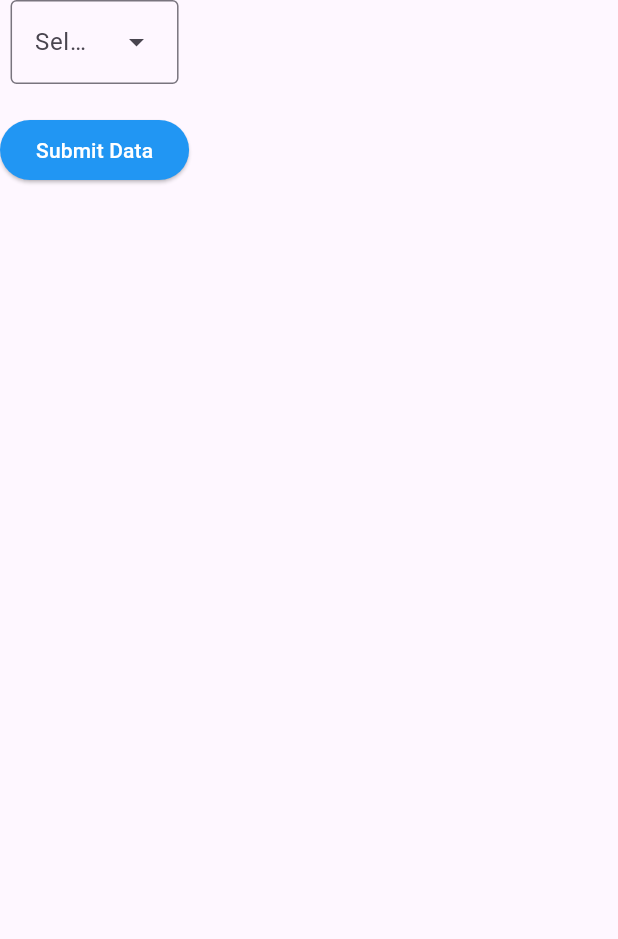
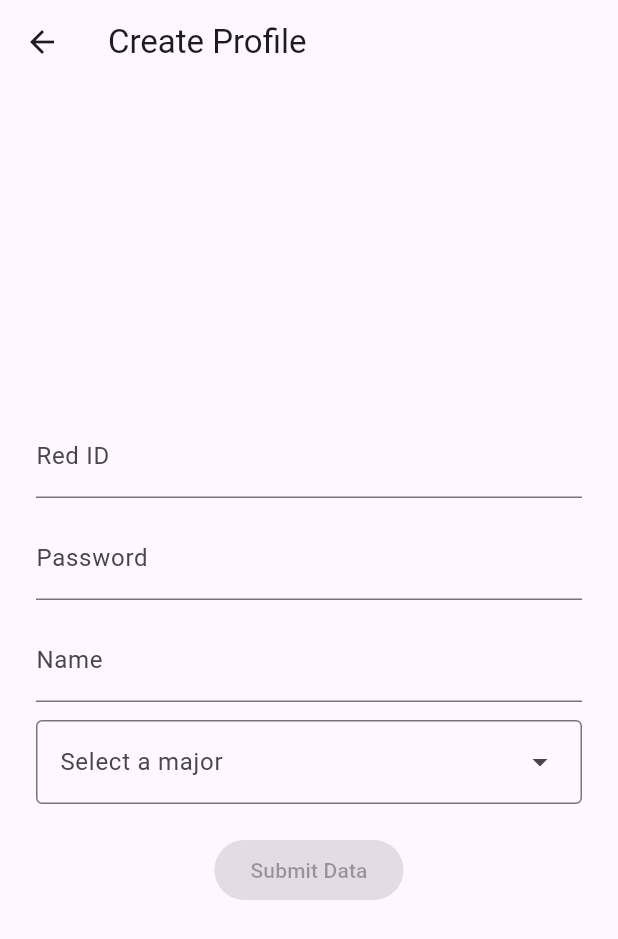
Before and after one commit to Deismus/Group6Project, a Flutter app: the screen it shows after launch, after a tap on "Register", on a phone screen of 412 x 824 dp. Shown: the top 939 px of the screen. Run offline on Flutter 3.47's test engine with Material 3 defaults, Android fonts, the phone set to English and light mode, and no system bars; our stand-ins replace supabase_flutter; accounts and stored records are empty.

Commit message:
Add redID/name/password/major to RegisterPage

```diff
--- a/lib/main.dart
+++ b/lib/main.dart
@@ -63,7 +63,7 @@ class _HomePageState extends State<HomePage> {
               onTap: () {
                 Navigator.push(
                   context,
-                  MaterialPageRoute(builder: (context) => const RegisterPage()),
+                  MaterialPageRoute(builder: (context) => const SignUpPage()),
                 );
               },
               child: const Text(
@@ -84,6 +84,7 @@ class _HomePageState extends State<HomePage> {
   }
 }
 
+/*
 class RegisterPage extends StatefulWidget {
   const RegisterPage({super.key});
   @override
@@ -147,6 +148,117 @@ class _RegisterPageState extends State<RegisterPage>
   }
 }
 
+*/
+class SignUpPage extends StatefulWidget{
+  const SignUpPage({super.key});
+  @override
+  State<SignUpPage> createState() => _SignUpPageState();
+}
+
+class _SignUpPageState extends State<SignUpPage> {
+  // Get the list of majors from Supabase
+  final _future = supabase.from('majorslist').select();
+
+  final redIdController = TextEditingController();
+  final nameController = TextEditingController();
+  final passwordController = TextEditingController();
+
+  String? selectedValue;
+
+  @override
+  Widget build(BuildContext context) {
+    return Scaffold(
+      appBar: AppBar(title: const Text('Create Profile')),
+      body: Center(
+        child: ConstrainedBox(
+          constraints: const BoxConstraints(maxWidth: 420),
+          child: SingleChildScrollView(
+            padding: const EdgeInsets.all(24),
+            child: Column(
+              children: [
+                TextField(
+                  controller: redIdController,
+                  decoration: const InputDecoration(
+                    labelText: 'Red ID',
+                  ),
+                ),
+                const SizedBox(height: 12),
+
+                TextField(
+                  controller: passwordController,
+                  obscureText: true,
+                  decoration: const InputDecoration(
+                    labelText: 'Password',
+                  ),
+                ),
+                const SizedBox(height: 12),
+
+                TextField(
+                  controller: nameController,
+                  decoration: const InputDecoration(
+                    labelText: 'Name',
+                  ),
+                ),
+                const SizedBox(height: 12),
+
+
+
+                // Get the majors from Supabase
+                FutureBuilder(
+                  future: _future,
+                  builder: (context, snapshot) {
+                    if (!snapshot.hasData) {
+                      return const CircularProgressIndicator();
+                    }
+
+                    final majors = snapshot.data!;
+
+                    return DropdownMenu<String>(
+                      hintText: 'Select a major',
+                      expandedInsets: EdgeInsets.zero,
+                      dropdownMenuEntries: majors.map((major) {
+                        final name = major['name'] as String;
+
+                        return DropdownMenuEntry<String>(
+                          value: name,
+                          label: name,
+                        );
+                      }).toList(),
+                      onSelected: (String? newValue) {
+                        setState(() {
+                          selectedValue = newValue;
+                        });
+                      },
+                    );
+                  },
+                ),
+
+                const SizedBox(height: 20),
+
+                ElevatedButton(
+                  style: ElevatedButton.styleFrom(
+                    backgroundColor: Colors.blue,
+                    foregroundColor: Colors.white,
+                  ),
+                  onPressed: selectedValue == null
+                      ? null
+                      : () async {
+                          await supabase
+                              .from('majorselectiontest')
+                              .insert({'name': selectedValue});
+                        },
+                  child: const Text('Submit Data'),
+                ),
+              ],
+            ),
+          ),
+        ),
+      ),
+    );
+  }
+}
+
+
 DropdownMenuEntry<String> buildMenuItem(String value) => DropdownMenuEntry(
   value: value,
   label: value,
```
